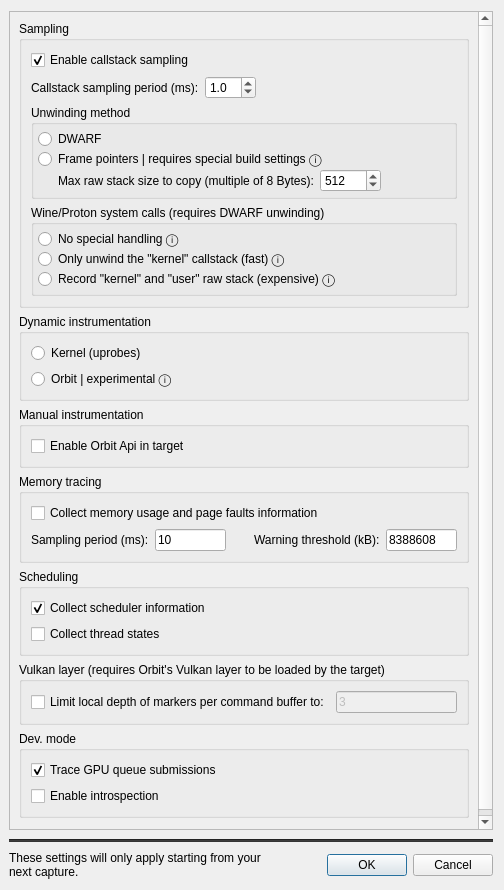
The window that src/OrbitQt/CaptureOptionsDialog.ui (google/orbit) describes before a commit, drawn with Qt 5.
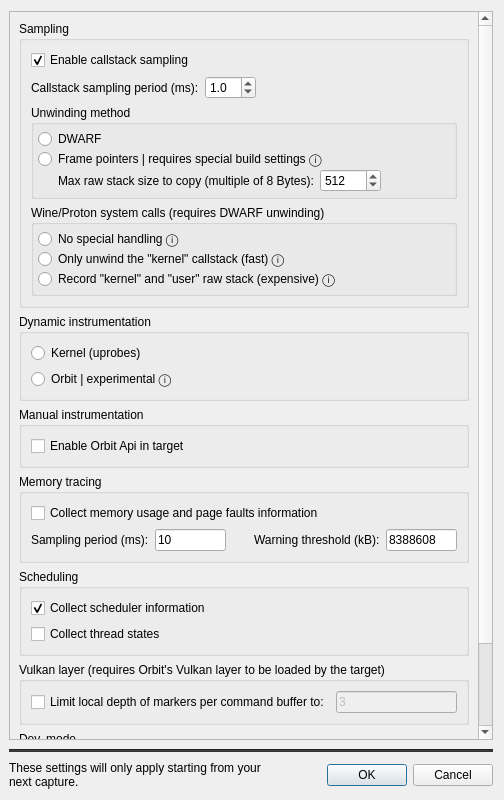
The same window after the commit. Custom widgets are drawn as their Qt base class.

What changed in the file:
```diff
--- a/src/OrbitQt/CaptureOptionsDialog.ui
+++ b/src/OrbitQt/CaptureOptionsDialog.ui
@@ -10,7 +10,7 @@
     <x>0</x>
     <y>0</y>
     <width>504</width>
-    <height>890</height>
+    <height>800</height>
    </rect>
   </property>
   <property name="windowTitle">
```
